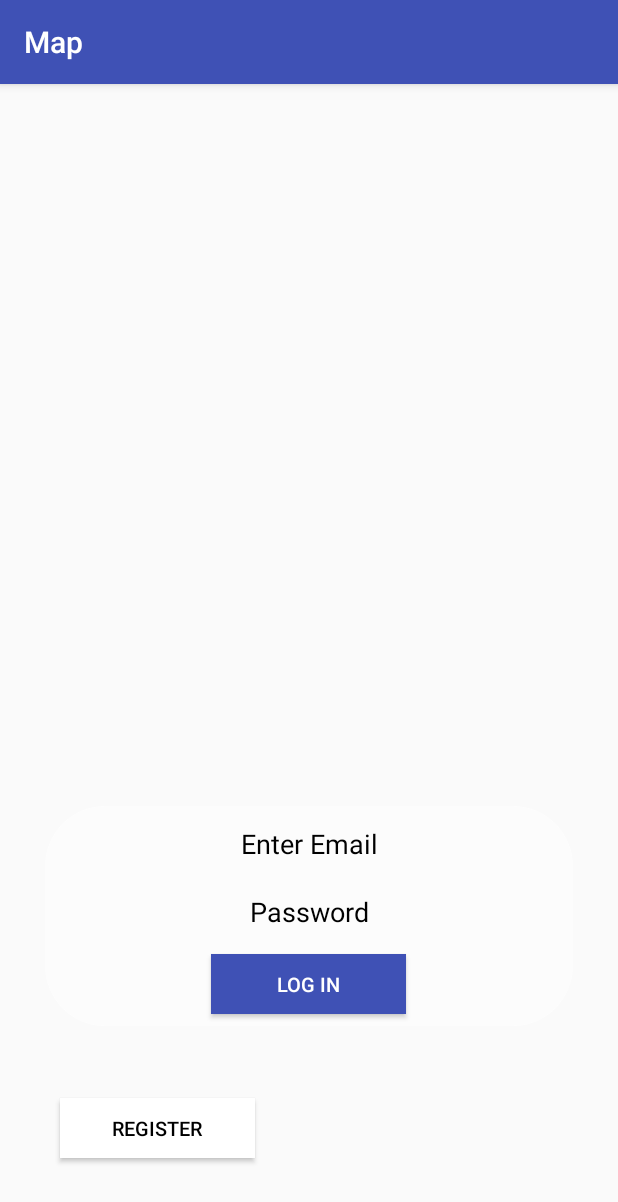
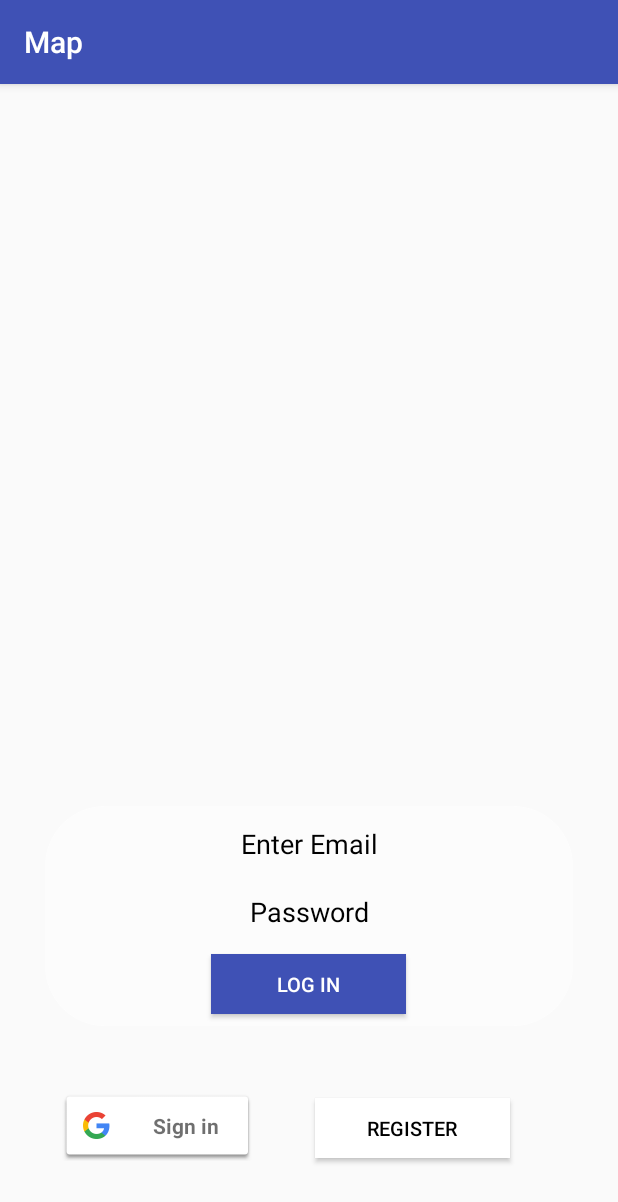
Before and after one commit to HowfunHoo/Enroute_Eatery, an Android app: the screen it shows after launch (log_in), on a phone screen of 412 x 824 dp. Shown: the top 1202 px of the screen. Run offline under Robolectric (Android 15) with nearby library versions, the phone set to English and light mode, and no system bars; our stand-ins replace Firebase (no records; nobody signed in at launch, a user with empty details on screens opened directly).

Commit message:
Google sign in implemented, log in refactoring done, java doc added

```diff
--- a/app/src/main/java/com/enroute/enroute/log_in.java
+++ b/app/src/main/java/com/enroute/enroute/log_in.java
@@ -1,25 +1,56 @@
 package com.enroute.enroute;
 
+import android.app.ProgressDialog;
 import android.content.Intent;
 import android.support.annotation.NonNull;
+import android.support.design.widget.Snackbar;
 import android.support.v7.app.AppCompatActivity;
 import android.os.Bundle;
+import android.util.Log;
 import android.view.View;
 import android.widget.Button;
 import android.widget.EditText;
+import android.widget.ImageView;
+import android.widget.LinearLayout;
+import android.widget.TextView;
 import android.widget.Toast;
 
+import com.google.android.gms.auth.api.signin.GoogleSignIn;
+import com.google.android.gms.auth.api.signin.GoogleSignInAccount;
+import com.google.android.gms.auth.api.signin.GoogleSignInClient;
+import com.google.android.gms.auth.api.signin.GoogleSignInOptions;
+import com.google.android.gms.common.SignInButton;
+import com.google.android.gms.common.api.ApiException;
 import com.google.android.gms.tasks.OnCompleteListener;
 import com.google.android.gms.tasks.Task;
+import com.google.firebase.auth.AuthCredential;
 import com.google.firebase.auth.AuthResult;
 import com.google.firebase.auth.FirebaseAuth;
+import com.google.firebase.auth.FirebaseUser;
+import com.google.firebase.auth.GoogleAuthProvider;
 
 public class log_in extends AppCompatActivity {
 
+    //private static final String TAG = "CustomAuthActivity";
+    // Declare auth
     private FirebaseAuth mAuth;
 
     private EditText emailLogin;
     private EditText passLogin;
+
+    private LinearLayout profileLayout;
+    private ImageView imageProfilePic;
+    private TextView textName, textEmail;
+
+    private static final String TAG = "GoogleActivity";
+    private static final int RC_SIGN_IN = 9001;
+
+    private GoogleSignInClient mGoogleSignInClient;
+
+    private SignInButton googleLoginBtn;
+    public ProgressDialog mProgressDialog;
+    public LinearLayout ProfileLayout;
+
 
     @Override
     protected void onCreate(Bundle savedInstanceState) {
@@ -33,9 +64,23 @@ public class log_in extends AppCompatActivity {
         // Buttons
         Button loginBtn = findViewById(R.id.loginBtn);                 //Log in button
         Button signUpScreenBtn = findViewById(R.id.signUpScreenBtn);   // SignUp screen button
+        googleLoginBtn = (SignInButton)findViewById(R.id.googleLoginBtn);
+        ProfileLayout = (LinearLayout) findViewById(R.id.llProfile);
+
+        textName = (TextView) findViewById(R.id.txtName); // for displaying google name of user
+        textEmail = (TextView) findViewById(R.id.txtEmail); // for displaying google id
+
+        GoogleSignInOptions gso = new GoogleSignInOptions.Builder(GoogleSignInOptions.DEFAULT_SIGN_IN)
+                .requestIdToken(getString(R.string.default_web_client_id))
+                .requestEmail()
+                .build();
+
+        mGoogleSignInClient = GoogleSignIn.getClient(this, gso);
 
         mAuth = FirebaseAuth.getInstance();
 
+
+        // sign-up button click listener, fire up the registration page
         signUpScreenBtn.setOnClickListener(new View.OnClickListener() {
             public void onClick(View v){
                 startActivity(new Intent(log_in.this,
@@ -43,10 +88,141 @@ public class log_in extends AppCompatActivity {
             }
         });
 
+        // login button
         loginBtn.setOnClickListener(new View.OnClickListener() {
             @Override
             public void onClick(View view) {
-                (mAuth.signInWithEmailAndPassword(emailLogin.getText().toString(), passLogin.getText().toString()))
+
+                if (emailLogin.getText().toString().isEmpty() || passLogin.getText().toString().isEmpty()) {
+
+                    Toast.makeText(log_in.this, "Invalid Email or Password, Please try again!", Toast.LENGTH_LONG).show();
+                }
+                else{
+
+                    updateLoginScreen(emailLogin.getText().toString(), passLogin.getText().toString());
+                }
+            }
+        });
+
+        // google sign in button
+        googleLoginBtn.setOnClickListener(new View.OnClickListener() {
+            @Override
+            public void onClick(View view) {
+                Intent signInIntent = mGoogleSignInClient.getSignInIntent();
+                startActivityForResult(signInIntent, RC_SIGN_IN);
+            }
+        });
+    }
+
+
+    /**
+     * This method will Check if logged in successfully or not.
+     *
+     * @param requestCode
+     * @param resultCode
+     * @param data
+     */
+    @Override
+    public void onActivityResult(int requestCode, int resultCode, Intent data) {
+        super.onActivityResult(requestCode, resultCode, data);
+
+        // Result returned from launching the Intent from GoogleSignInApi.getSignInIntent(...);
+        if (requestCode == RC_SIGN_IN) {
+            Task<GoogleSignInAccount> task = GoogleSignIn.getSignedInAccountFromIntent(data);
+            try {
+                // Google Sign In was successful, authenticate with Firebase
+                GoogleSignInAccount account = task.getResult(ApiException.class);
+                firebaseAuthWithGoogle(account);
+            } catch (ApiException e) {
+                // Google Sign In failed, update UI appropriately
+                Log.w(TAG, "Google sign in failed", e);
+                // ...
+            }
+        }
+    }
+
+    /**
+     * this is for authentication with firebase, if the task is successful
+     * then it will update the UI and signed in page will be there.
+     * and if something went wrong it will generate login failed message (in log)
+     * and pop up the message and wont update the UI
+     * @param acct
+     */
+    private void firebaseAuthWithGoogle(GoogleSignInAccount acct) {
+        Log.d(TAG, "firebaseAuthWithGoogle:" + acct.getId());
+
+        AuthCredential credential = GoogleAuthProvider.getCredential(acct.getIdToken(), null);
+        mAuth.signInWithCredential(credential)
+                .addOnCompleteListener(this, new OnCompleteListener<AuthResult>() {
+                    @Override
+                    public void onComplete(@NonNull Task<AuthResult> task) {
+                        if (task.isSuccessful()) {
+                            // Sign in success, update UI with the signed-in user's information
+                            Log.d(TAG, "signInWithCredential:success");
+                            FirebaseUser user = mAuth.getCurrentUser();
+                            updateUI(user);
+                            startActivity(new Intent(log_in.this,
+                                    MapsActivity.class));
+                        } else {
+                            // If sign in fails, display a message to the user.
+                            Log.w(TAG, "signInWithCredential:failure", task.getException());
+                            Snackbar.make(findViewById(R.id.main_layout), "Authentication Failed.", Snackbar.LENGTH_SHORT).show();
+                            updateUI(null);
+                        }
+                    }
+                });
+    }
+
+    /**
+     * Check if user is signed in (non-null) and update UI accordingly.
+     */
+    @Override
+    public void onStart() {super.onStart();
+        FirebaseUser currentUser = mAuth.getCurrentUser();
+        updateUI(currentUser);
+    }
+
+    /**
+     * this is for to get update UI or not
+     * it will check whether user is there or not and if s/he is then it will update the UI
+     * in the absence, it wont change the UI
+     * @param user
+     */
+    private void updateUI(FirebaseUser user) {
+        hideProgressDialog();
+        if (user != null) {
+            textEmail.setText(user.getEmail());
+            textName.setText(user.getUid());
+            findViewById(R.id.googleLoginBtn).setVisibility(View.VISIBLE);
+        } else {
+            textEmail.setText("Signed out");
+            textName.setText(null);
+
+            findViewById(R.id.googleLoginBtn).setVisibility(View.VISIBLE);
+        }
+    }
+
+    /**
+     * dialog box for displaying the process
+     */
+    public void showProgressDialog() {
+        if (mProgressDialog == null) {
+            mProgressDialog = new ProgressDialog(this);
+            mProgressDialog.setMessage("Loading");
+            mProgressDialog.setIndeterminate(true);
+        }
+
+        mProgressDialog.show();
+    }
+
+    public void hideProgressDialog() {
+        if (mProgressDialog != null && mProgressDialog.isShowing()) {
+            mProgressDialog.dismiss();
+        }
+    }
+
+    public void updateLoginScreen(String email, String password){
+        (mAuth.signInWithEmailAndPassword(email, password))
                 .addOnCompleteListener(new OnCompleteListener<AuthResult>() {
                     @Override
                     public void onComplete(@NonNull Task<AuthResult> task) {
@@ -63,6 +239,5 @@ public class log_in extends AppCompatActivity {
 
                 });
     }
-        });
+
 }
-}
--- a/app/src/main/res/layout/activity_log_in.xml
+++ b/app/src/main/res/layout/activity_log_in.xml
@@ -4,7 +4,8 @@
     xmlns:tools="http://schemas.android.com/tools"
     android:layout_width="match_parent"
     android:layout_height="match_parent"
-    tools:context="com.enroute.enroute.log_in">
+    android:id="@+id/main_layout"
+    tools:context="com.enroute.enroute.log_in" >
 
     <ScrollView
         android:layout_width="match_parent"
@@ -70,6 +71,55 @@
         </LinearLayout>
     </ScrollView>
 
+    <LinearLayout
+        android:id="@+id/llProfile"
+        android:layout_width="fill_parent"
+        android:layout_height="wrap_content"
+        android:layout_marginBottom="20dp"
+        android:orientation="horizontal"
+        android:weightSum="3"
+        android:visibility="gone">
+
+        <ImageView
+            android:id="@+id/imgProfilePic"
+            android:layout_width="80dp"
+            android:layout_height="wrap_content"
+            android:layout_weight="1"/>
+
+        <LinearLayout
+            android:layout_width="wrap_content"
+            android:layout_height="wrap_content"
+            android:layout_marginLeft="10dp"
+            android:orientation="vertical"
+            android:layout_weight="2" >
+
+            <TextView
+                android:id="@+id/txtName"
+                android:layout_width="wrap_content"
+                android:layout_height="wrap_content"
+                android:padding="5dp"
+                android:textSize="20dp" />
+
+            <TextView
+                android:id="@+id/txtEmail"
+                android:layout_width="wrap_content"
+                android:layout_height="wrap_content"
+                android:padding="5dp"
+                android:textSize="18dp" />
+        </LinearLayout>
+    </LinearLayout>
+
+    <com.google.android.gms.common.SignInButton
+        android:id="@+id/googleLoginBtn"
+        android:layout_width="130dp"
+        android:layout_height="47dp"
+        android:text="Google Log In"
+        android:layout_alignParentBottom="true"
+        android:layout_centerInParent="false"
+        android:layout_marginBottom="50dp"
+        android:layout_marginLeft="40dp"
+        />
+
     <Button
         android:id="@+id/signUpScreenBtn"
         android:layout_width="130dp"
@@ -82,6 +132,7 @@
         android:layout_centerInParent="false"
         android:layout_marginBottom="52dp"
         android:layout_marginLeft="40dp"
+        android:layout_toRightOf="@+id/googleLoginBtn"
         />
 
 </RelativeLayout>
```
Lines whose indentation alone changed are shown as unchanged.
